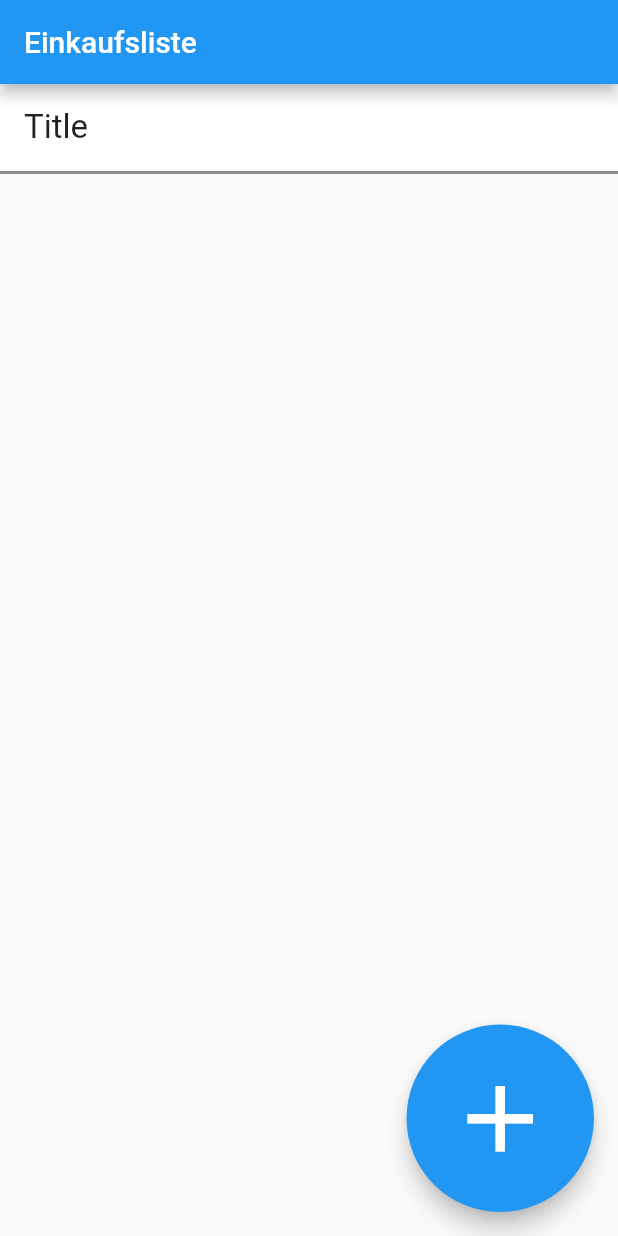
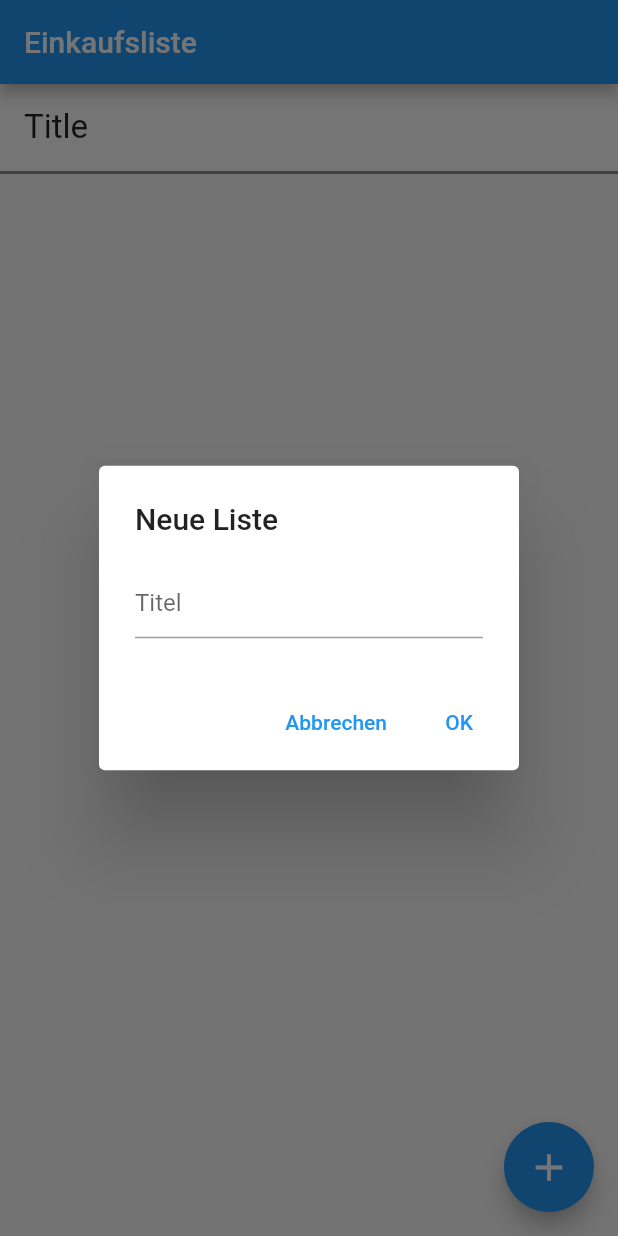
Before and after one commit to LoCrealloc/shopping_list, a Flutter app: the screen it shows after launch, after a tap on the "add" icon, on a phone screen of 412 x 824 dp. Run offline on Flutter 3.47's test engine with Material 2 defaults, Android fonts, the phone set to English and light mode, and no system bars.

```diff
--- a/lib/metalist.dart
+++ b/lib/metalist.dart
@@ -1,6 +1,8 @@
 import 'package:flutter/material.dart';
 
 import 'package:shopping/list.dart';
+
+import 'package:shopping/dialog.dart';
 
 class Overview extends StatefulWidget {
   const Overview({Key? key}) : super(key: key);
@@ -17,7 +19,22 @@ class _OverviewState extends State<Overview> {
     return [const ListContainer(list: ShoppingList(title: "Title"))];
   }
 
-  final List<ListContainer> _lists = getLists();
+  void _createNewList() async {
+    String title = await askForTitle(context, "Neue Liste");
+
+    if (title.isNotEmpty) {
+
+      ListContainer newList = ListContainer(list: ShoppingList(title: title));
+      List<ListContainer> listsCopy = [..._lists];
+      listsCopy.add(newList);
+
+      setState(() {
+        _lists = listsCopy;
+      });
+    }
+  }
+
+  List<ListContainer> _lists = getLists();
 
   @override
   Widget build(BuildContext context) {
@@ -31,12 +48,12 @@ class _OverviewState extends State<Overview> {
           ),
         ),
         floatingActionButton: SizedBox(
-          width: 125,
-          height: 125,
+          width: 60,
+          height: 60,
           child: FloatingActionButton(
-            onPressed: (){},
+            onPressed: _createNewList,
             backgroundColor: Colors.blue,
-            child: const Icon(Icons.add, size: 75,),
+            child: const Icon(Icons.add, size: 30,),
           ),
         )
     );
```
